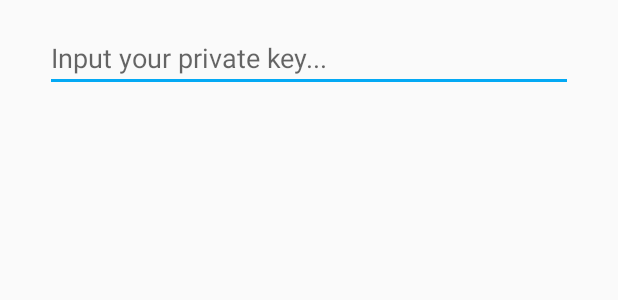
After one commit to DBprod/ChatApp, an Android app: the layout private_key_window.xml on its own in the app's theme, with its tools: preview values and no code run, on a phone screen of 412 x 824 dp. The commit adds this screen. Shown: the top 300 px of the screen. Run offline under Robolectric (Android 15) with nearby library versions, the phone set to English and light mode, and no system bars.

Commit message:
Private Key Input Implementation

```diff
--- /dev/null
+++ b/app/src/main/res/layout/private_key_window.xml
@@ -0,0 +1,21 @@
+<?xml version="1.0" encoding="utf-8"?>
+<android.support.constraint.ConstraintLayout xmlns:android="http://schemas.android.com/apk/res/android"
+    xmlns:app="http://schemas.android.com/apk/res-auto"
+    xmlns:tools="http://schemas.android.com/tools"
+    android:layout_width="match_parent"
+    android:layout_height="match_parent">
+
+    <EditText
+        android:id="@+id/privateKeyInput"
+        android:layout_width="match_parent"
+        android:layout_height="wrap_content"
+        android:layout_marginStart="30dp"
+        android:layout_marginTop="16dp"
+        android:layout_marginEnd="30dp"
+        android:hint="Input your private key..."
+        app:layout_constraintEnd_toEndOf="parent"
+        app:layout_constraintHorizontal_bias="0.0"
+        app:layout_constraintStart_toStartOf="parent"
+        app:layout_constraintTop_toTopOf="parent" />
+
+</android.support.constraint.ConstraintLayout>
```
Also changed, not shown: app/src/main/java/com/example/chatapp/MainActivity.java (+27 -4 lines), app/src/main/java/com/example/chatapp/MessageActivity.java (+25 -3 lines), app/src/main/java/com/example/chatapp/PrivateKeyDialog.java (added, +55 -0 lines), app/src/main/res/menu/mymenu.xml (+5 -2 lines).
